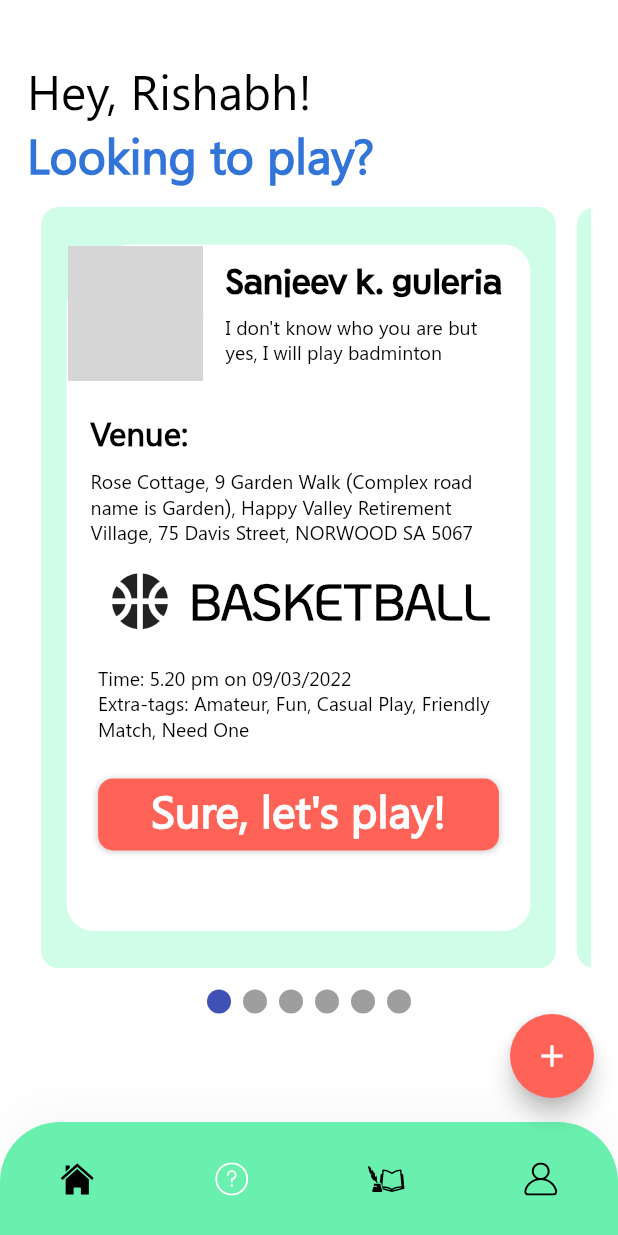
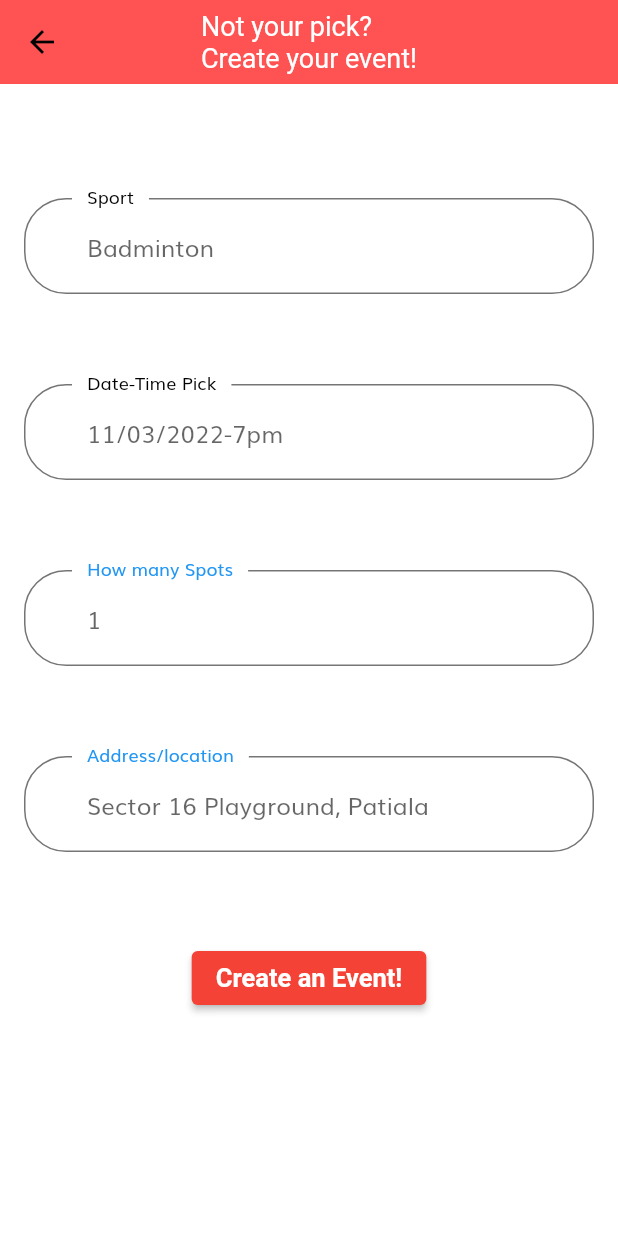
Before and after one commit to RGTechPro/SportyMe, a Flutter app: the MentorScreen screen opened by its route, item 2 of the bottom bar chosen, after a tap on the "add" icon, on a phone screen of 412 x 824 dp. Run offline on Flutter 3.47's test engine with Material 2 defaults, Android fonts, the phone set to English and light mode, and no system bars; drawn by our look-alikes of smooth_page_indicator; our stand-ins replace cloud_firestore, firebase_auth, firebase_core, flutter_svg, google_sign_in; accounts and stored records are empty; network calls fail; grey boxes are pictures that could not be loaded.

Commit message:
Rework UI and theme

```diff
--- a/lib/components/custom_bottom_nav_bar.dart
+++ b/lib/components/custom_bottom_nav_bar.dart
@@ -18,11 +18,11 @@ class CustomBottomNavBar extends StatelessWidget {
 
   @override
   Widget build(BuildContext context) {
-    final Color inActiveIconColor = Color(0xFF009E60);
+    final Color inActiveIconColor = kPrimaryColor;
     return Container(
       padding: EdgeInsets.symmetric(vertical: 14),
       decoration: BoxDecoration(
-        color: Colors.greenAccent,
+        color: kBottomNavColor,
         boxShadow: [
           BoxShadow(
             offset: Offset(0, -15),
--- a/lib/routes.dart
+++ b/lib/routes.dart
@@ -1,4 +1,8 @@
 import 'package:flutter/widgets.dart';
+
+import 'package:shop_app/screens/forms/eventform.dart';
+import 'package:shop_app/screens/forms/rentoutform.dart';
+
 
 import 'package:shop_app/screens/cart/cart_screen.dart';
 import 'package:shop_app/screens/complete_profile/complete_profile_screen.dart';
@@ -36,5 +40,6 @@ final Map<String, WidgetBuilder> routes = {
   AddOpportunity.routeName : (context) => AddOpportunity(),
   AddStory.routeName : (context) => AddStory(),
 
-
+  EventForm.routeName : (context) => EventForm(),
+  RentOutForm.routeName : (context) => RentOutForm(),
 };
--- /dev/null
+++ b/lib/screens/forms/eventform.dart
@@ -0,0 +1,144 @@
+import 'package:flutter/material.dart';
+
+
+class EventForm extends StatelessWidget {
+  final TextEditingController _nameController = TextEditingController();
+  final TextEditingController _urlController = TextEditingController();
+  final TextEditingController _deadlineController = TextEditingController();
+  final TextEditingController _elgController = TextEditingController();
+
+  static String routeName = "/eventf";
+
+  @override
+  Widget build(BuildContext context) {
+    return Scaffold(
+      appBar: AppBar(
+        backgroundColor: Colors.redAccent,
+        title: Text('Not your pick?\nCreate your event!',style: TextStyle(color: Colors.white),),
+        centerTitle: true,
+        elevation: 0,
+      ),
+      body: SingleChildScrollView(child: _buildChildren(context)),
+    );
+  }
+
+  Widget _buildChildren(BuildContext context) {
+    return Padding(
+      padding: const EdgeInsets.all(16.0),
+      child: (Column(
+        crossAxisAlignment: CrossAxisAlignment.center,
+        children: [
+          SizedBox(height: 60.0),
+          _buildNameTextField(),
+          SizedBox(height: 60.0),
+          _buildUrlTextField(),
+          SizedBox(height: 60.0),
+          _buildEligibilityTextField(),
+          SizedBox(height: 60.0),
+          _buildDeadlineTextField(),
+          SizedBox(height: 60.0),
+          ElevatedButton(
+            style: ElevatedButton.styleFrom(
+                primary: Colors.red, textStyle: TextStyle(fontSize: 17)),
+            onPressed: () => _submit(context),
+            child: Text(
+              "Create an Event!",
+              style: TextStyle(fontWeight: FontWeight.bold),
+            ),
+          ),
+        ],
+      )),
+    );
+  }
+
+  void _submit(BuildContext context) {
+    // opporValues.add(Opportunities(
+    //     equipment: _nameController.text,
+    //     url: 'https://' + _urlController.text,
+    //     Owner: _deadlineController.text,
+    //     equipment_availability: _elgController.text));
+    Navigator.of(context).pop();
+  }
+
+  TextField _buildNameTextField() {
+    return TextField(
+      decoration: InputDecoration(
+        labelText: 'Sport',
+        hintText: 'Badminton',
+        labelStyle: TextStyle(
+          color: Colors.black,
+        ),
+        focusedBorder: OutlineInputBorder(
+          borderSide: BorderSide(width: 2.0),
+          borderRadius: BorderRadius.all(Radius.circular(20.0)),
+        ),
+      ),
+      controller: _nameController,
+      // focusNode: _emailFocus,
+      //cursorColor: Colors.black,
+      autocorrect: false,
+      style: (TextStyle(color: Colors.black, fontWeight: FontWeight.w400)),
+    );
+  }
+
+  TextField _buildUrlTextField() {
+    return TextField(
+      decoration: InputDecoration(
+        labelText: 'Date-Time Pick',
+        hintText: '11/03/2022-7pm',
+        labelStyle: TextStyle(
+          color: Colors.black,
+        ),
+        focusedBorder: OutlineInputBorder(
+          borderSide: BorderSide(width: 2.0),
+          borderRadius: BorderRadius.all(Radius.circular(20.0)),
+        ),
+      ),
+      controller: _urlController,
+      // focusNode: _emailFocus,
+      //cursorColor: Colors.blue,
+      autocorrect: false,
+      style: (TextStyle(color: Colors.black, fontWeight: FontWeight.w400)),
+    );
+  }
+
+  TextField _buildDeadlineTextField() {
+    return TextField(
+      decoration: InputDecoration(
+        labelText: 'Address/location',
+        hintText: 'Sector 16 Playground, Patiala',
+        labelStyle: TextStyle(
+          color: Colors.blue,
+        ),
+        focusedBorder: OutlineInputBorder(
+          borderSide: BorderSide(width: 2.0),
+          borderRadius: BorderRadius.all(Radius.circular(20.0)),
+        ),
+      ),
+      controller: _deadlineController,
+      // focusNode: _emailFocus,
+      //cursorColor: Colors.blue,
+      autocorrect: false,
+      style: (TextStyle(color: Colors.black, fontWeight: FontWeight.w400)),
+    );
+  }
+
+  TextField _buildEligibilityTextField() {
+    return TextField(
+      decoration: InputDecoration(
+        labelText: 'How many Spots',
+        hintText: '1',
+        labelStyle: TextStyle(
+          color: Colors.blue,
+        ),
+        focusedBorder: OutlineInputBorder(
+          borderSide: BorderSide(width: 2.0),
+          borderRadius: BorderRadius.all(Radius.circular(20.0)),
+        ),
+      ),
+      controller: _elgController,
+      autocorrect: false,
+      style: (TextStyle(color: Colors.black, fontWeight: FontWeight.w400)),
+    );
+  }
+}
--- a/lib/screens/mentor/card.dart
+++ b/lib/screens/mentor/card.dart
@@ -1,4 +1,5 @@
 import 'package:flutter/material.dart';
+import '../../constants.dart';
 
 class PlayCard extends StatelessWidget {
   const PlayCard({Key? key}) : super(key: key);
@@ -35,7 +36,7 @@ class PlayCard extends StatelessWidget {
                               crossAxisAlignment: CrossAxisAlignment.start,
                               children: [
                                 Text(
-                                  'Sanjeev k. guleria',
+                                  'Sanjeev K. Guleria',
                                   style: TextStyle(
                                       color: Colors.black,
                                       fontFamily: 'TW',
@@ -126,6 +127,7 @@ class PlayCard extends StatelessWidget {
                         ],
                       ),
                     ),
+                    Spacer(),
                     Padding(
                       padding: const EdgeInsets.symmetric(
                           horizontal: 20, vertical: 5),
@@ -171,7 +173,7 @@ class PlayCard extends StatelessWidget {
                   border: Border.all(color: Colors.white))),
         ),
         decoration: BoxDecoration(
-            color: Color(0xffcffde7),
+            color: kCardBgColor,
             // boxShadow: [
             //   BoxShadow(
             //       color: Colors.grey.withOpacity(0.5),
--- a/lib/screens/mentor/mentor_screen.dart
+++ b/lib/screens/mentor/mentor_screen.dart
@@ -2,6 +2,7 @@ import 'package:flutter/material.dart';
 import 'package:shop_app/components/custom_bottom_nav_bar.dart';
 import 'package:shop_app/constants.dart';
 import 'package:shop_app/enums.dart';
+import 'package:shop_app/screens/forms/eventform.dart';
 import 'package:shop_app/screens/home/components/home_header.dart';
 import 'package:shop_app/screens/home/components/list_item_builder.dart';
 import 'package:shop_app/screens/mentor/card.dart';
@@ -9,6 +10,7 @@ import 'package:shop_app/screens/mentor/mentor.dart';
 import 'package:shop_app/screens/mentor/mentor_list_tile.dart';
 import 'package:shop_app/size_config.dart';
 import 'package:smooth_page_indicator/smooth_page_indicator.dart';
+import 'package:shop_app/routes.dart';
 // List<Mentor> mentorValues = [
 //   Mentor(
 //     name: "Surabhi Mishra",
@@ -49,7 +51,9 @@ class _MentorScreenState extends State<MentorScreen> {
     var controller = PageController(viewportFraction: 0.95);
     return Scaffold(
       floatingActionButton: FloatingActionButton(
-        onPressed: () {},
+        onPressed: () {
+          Navigator.pushNamed(context, EventForm.routeName);
+        },
         backgroundColor: Color(0xffff6357),
         child: Icon(Icons.add),
       ),
```
Also changed, not shown: lib/constants.dart (+5 -2 lines), lib/screens/forms/rentoutform.dart (added, +147 -0 lines), pubspec.lock, 1 other file.
